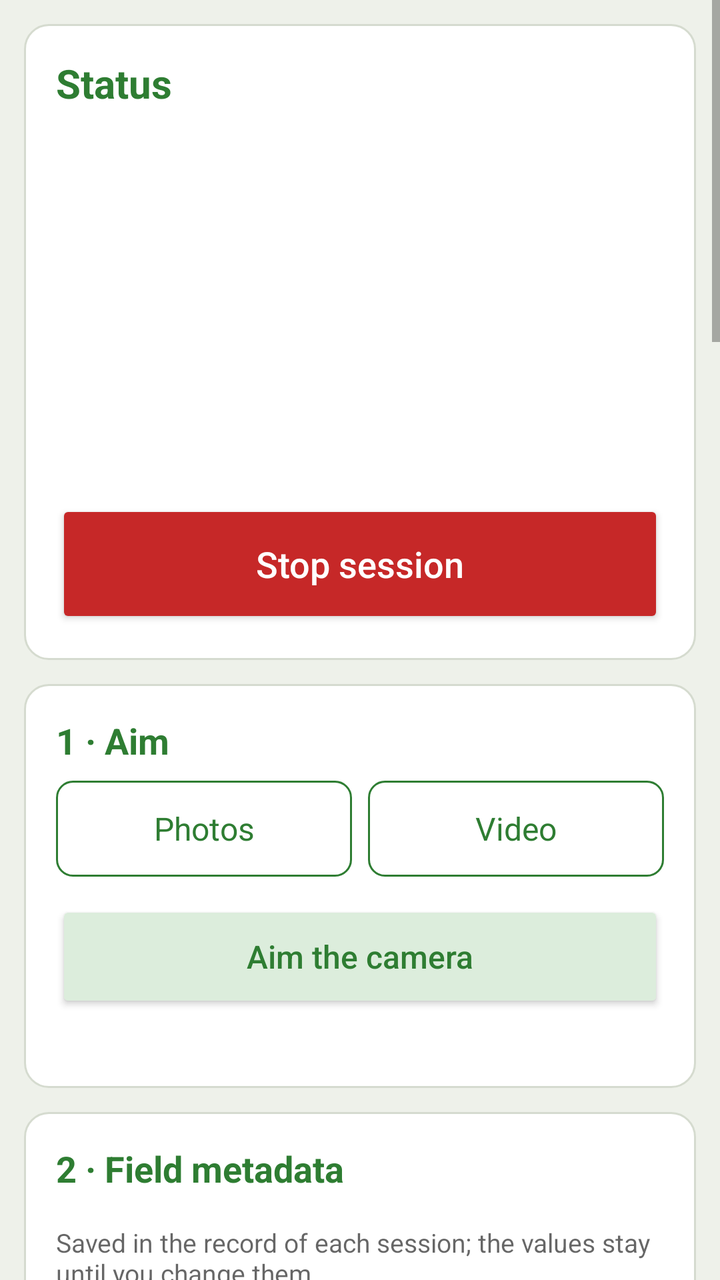
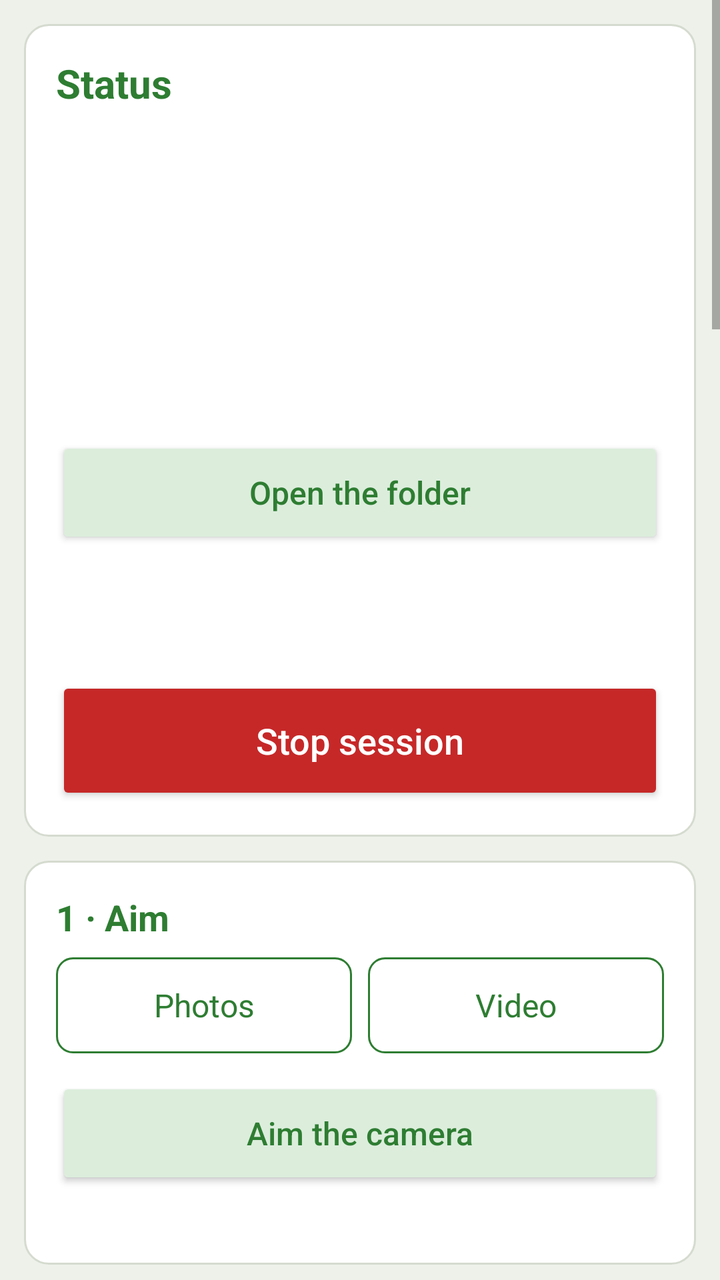

Compare the two renders of this Android layout. The source of the first and the diff that turns it into the second are given below.
<!-- AndroidManifest.xml: application theme AppTheme -->
<!-- res/layout/activity_main.xml -->
<?xml version="1.0" encoding="utf-8"?>
<ScrollView xmlns:android="http://schemas.android.com/apk/res/android"
    xmlns:tools="http://schemas.android.com/tools"
    android:id="@+id/scroll"
    android:layout_width="match_parent"
    android:layout_height="match_parent"
    android:fitsSystemWindows="true"
    tools:ignore="TooManyViews">

    <LinearLayout
        android:layout_width="match_parent"
        android:layout_height="wrap_content"
        android:orientation="vertical"
        android:padding="12dp">

        
        <LinearLayout style="@style/Card" android:layout_marginTop="0dp">
            <TextView style="@style/CardTitle" android:textSize="20sp" android:text="@string/status_title" />
            <TextView android:id="@+id/session_state" style="@style/Body" android:textStyle="bold" />
            <TextView android:id="@+id/session_status" style="@style/Body" />
            <TextView android:id="@+id/session_progress" style="@style/Body" />
            <TextView android:id="@+id/session_warning" style="@style/Body" android:textColor="@color/warning" android:textStyle="bold" />
            <LinearLayout android:id="@+id/session_checks" style="@style/Group" />
            <TextView android:id="@+id/storage" style="@style/Body" android:layout_marginTop="8dp"
                android:textSize="15sp" />
            <TextView android:id="@+id/details_toggle" style="@style/Body" android:minHeight="48dp"
                android:gravity="center_vertical" android:textColor="@color/heading" />
            <LinearLayout android:id="@+id/details" style="@style/Group" android:visibility="gone">
                <TextView android:id="@+id/last_session" style="@style/Body" android:layout_marginTop="0dp"
                    android:textSize="15sp" />
                <TextView android:id="@+id/battery" style="@style/Hint" android:layout_marginTop="8dp" />
                <TextView android:id="@+id/phone_time" style="@style/Hint" />
            </LinearLayout>
            <Button android:id="@+id/stop_session" style="@style/BigButton"
                android:backgroundTint="@color/stop" android:text="@string/stop_session" />
        </LinearLayout>

        
        <LinearLayout android:id="@+id/aim_card" style="@style/Card">
            <TextView style="@style/CardTitle" android:text="@string/card_aim" />
            <RadioGroup android:id="@+id/mode" style="@style/Segments">
                <RadioButton android:id="@+id/mode_photo" style="@style/Segment" android:text="@string/mode_photo" />
                <RadioButton android:id="@+id/mode_video" style="@style/Segment.Next" android:text="@string/mode_video" />
            </RadioGroup>
            <Button android:id="@+id/aim" style="@style/SecondaryButton" android:layout_marginTop="12dp"
                android:text="@string/aim_button" />
            <TextView android:id="@+id/aim_summary" style="@style/Hint" android:layout_marginTop="4dp" />
        </LinearLayout>

        
        <LinearLayout android:id="@+id/field_card" style="@style/Card" tools:ignore="LabelFor">
            <TextView style="@style/CardTitle.Help" android:text="@string/card_field" />
            <TextView style="@style/Hint.Help" android:text="@string/field_help" />
            
            <LinearLayout style="@style/FieldRow">
                <TextView style="@style/FieldLabel" android:text="@string/field_phone_model" />
                <TextView android:id="@+id/phone_model" style="@style/FieldValue" />
            </LinearLayout>
            <LinearLayout style="@style/FieldRow">
                <TextView style="@style/FieldLabel" android:text="@string/field_phone_id" />
                <TextView android:id="@+id/phone_id" style="@style/FieldValue" />
            </LinearLayout>
            <LinearLayout style="@style/FieldRow">
                <TextView style="@style/FieldLabel" android:labelFor="@id/site" android:text="@string/field_site" />
                <EditText android:id="@+id/site" style="@style/Field.Row" android:hint="@string/field_site_hint"
                    android:importantForAutofill="no" android:inputType="textCapSentences" tools:targetApi="o" />
            </LinearLayout>
            <LinearLayout style="@style/FieldRow">
                <TextView style="@style/FieldLabel" android:labelFor="@id/transect" android:text="@string/field_transect" />
                <EditText android:id="@+id/transect" style="@style/Field.Row" android:hint="@string/field_transect_hint"
                    android:importantForAutofill="no" android:inputType="text" tools:targetApi="o" />
            </LinearLayout>
            <LinearLayout style="@style/FieldRow">
                <TextView style="@style/FieldLabel" android:labelFor="@id/plant" android:text="@string/field_plant" />
                <EditText android:id="@+id/plant" style="@style/Field.Row" android:hint="@string/field_plant_hint"
                    android:importantForAutofill="no" android:inputType="textCapSentences" tools:targetApi="o" />
            </LinearLayout>
            <LinearLayout style="@style/FieldRow">
                <TextView style="@style/FieldLabel" android:labelFor="@id/sample_id" android:text="@string/field_sample" />
                <EditText android:id="@+id/sample_id" style="@style/Field.Row" android:hint="@string/field_optional"
                    android:importantForAutofill="no" android:inputType="text" tools:targetApi="o" />
            </LinearLayout>
            <LinearLayout style="@style/FieldRow">
                <TextView style="@style/FieldLabel" android:labelFor="@id/session_id" android:text="@string/field_session" />
                <EditText android:id="@+id/session_id" style="@style/Field.Row" android:hint="@string/field_optional"
                    android:importantForAutofill="no" android:inputType="text" tools:targetApi="o" />
            </LinearLayout>
            
            <LinearLayout android:id="@+id/custom_fields" style="@style/Group" />
            <Button android:id="@+id/custom_add" style="?android:attr/borderlessButtonStyle"
                android:layout_width="wrap_content" android:layout_height="48dp" android:textAllCaps="false"
                android:textColor="@color/heading" android:textSize="16sp" android:text="@string/custom_add_button" />
            <LinearLayout style="@style/FieldRow">
                <TextView style="@style/FieldLabel" android:labelFor="@id/latitude" android:text="@string/field_latitude" />
                <EditText android:id="@+id/latitude" style="@style/Field.Row" android:hint="@string/field_latitude_hint"
                    android:maxLength="13" android:importantForAutofill="no"
                    android:inputType="numberSigned|numberDecimal" tools:targetApi="o" />
            </LinearLayout>
            <LinearLayout style="@style/FieldRow">
                <TextView style="@style/FieldLabel" android:labelFor="@id/longitude" android:text="@string/field_longitude" />
                <EditText android:id="@+id/longitude" style="@style/Field.Row" android:hint="@string/field_longitude_hint"
                    android:maxLength="13" android:importantForAutofill="no"
                    android:inputType="numberSigned|numberDecimal" tools:targetApi="o" />
            </LinearLayout>
            <LinearLayout style="@style/FieldRow">
                <TextView style="@style/FieldLabel" android:labelFor="@id/accuracy" android:text="@string/field_accuracy" />
                <EditText android:id="@+id/accuracy" style="@style/Field.Row" android:hint="@string/field_accuracy_hint"
                    android:maxLength="7" android:importantForAutofill="no"
                    android:inputType="numberDecimal" tools:targetApi="o" />
            </LinearLayout>
            <TextView android:id="@+id/location_text" style="@style/Body" android:layout_marginTop="8dp"
                android:textSize="15sp" />
            <Button android:id="@+id/get_location" style="@style/SecondaryButton" android:text="@string/location_get" />
        </LinearLayout>

        
        <LinearLayout android:id="@+id/schedule_card" style="@style/Card">
            <TextView style="@style/CardTitle" android:text="@string/card_schedule" />
            <TextView android:id="@+id/schedule_summary" style="@style/Body" />
            <Button android:id="@+id/change" style="@style/SecondaryButton" android:text="@string/change_open" />

            <LinearLayout android:id="@+id/settings" style="@style/Group" android:visibility="gone">
                <LinearLayout android:id="@+id/photo_settings" style="@style/Group">
                    <TextView style="@style/Label.Help" android:labelFor="@id/step_s" android:text="@string/step_label" />
                    <EditText android:id="@+id/step_s" style="@style/Field" android:importantForAutofill="no"
                        android:inputType="numberDecimal" tools:targetApi="o" />
                    <TextView style="@style/Hint.Help" android:text="@string/step_hint" />

                    <TextView style="@style/Label.Help" android:labelFor="@id/burst_s" android:text="@string/burst_label" />
                    <EditText android:id="@+id/burst_s" style="@style/Field" android:importantForAutofill="no"
                        android:inputType="numberDecimal" tools:targetApi="o" />
                    <TextView style="@style/Hint.Help" android:text="@string/burst_hint" />
                </LinearLayout>

                <LinearLayout android:id="@+id/video_settings" style="@style/Group">
                    <TextView style="@style/Label.Help" android:labelFor="@id/clip_min" android:text="@string/clip_label" />
                    <EditText android:id="@+id/clip_min" style="@style/Field" android:importantForAutofill="no"
                        android:inputType="numberDecimal" tools:targetApi="o" />
                    <TextView style="@style/Hint.Help" android:text="@string/clip_hint" />

                    <TextView style="@style/Label.Help" android:text="@string/video_fps_label" />
                    <RadioGroup android:id="@+id/video_fps" style="@style/Segments">
                        <RadioButton android:id="@+id/video_fps_5" style="@style/Segment" android:text="@string/video_fps_5" />
                        <RadioButton android:id="@+id/video_fps_10" style="@style/Segment.Next" android:text="@string/video_fps_10" />
                        <RadioButton android:id="@+id/video_fps_15" style="@style/Segment.Next" android:text="@string/video_fps_15" />
                    </RadioGroup>
                    <TextView style="@style/Hint.Help" android:text="@string/video_fps_hint" />
                </LinearLayout>

                <TextView style="@style/Label.Help" android:labelFor="@id/break_min" android:text="@string/break_label" />
                <EditText android:id="@+id/break_min" style="@style/Field" android:importantForAutofill="no"
                    android:inputType="numberDecimal" tools:targetApi="o" />
                <TextView style="@style/Hint.Help" android:text="@string/break_hint" />

                <TextView style="@style/Label" android:text="@string/schedule_label" />
                <RadioGroup android:id="@+id/schedule" style="@style/Segments">
                    <RadioButton android:id="@+id/schedule_run" style="@style/Segment" android:text="@string/schedule_run" />
                    <RadioButton android:id="@+id/schedule_daily" style="@style/Segment.Next" android:text="@string/schedule_daily" />
                </RadioGroup>

                <LinearLayout android:id="@+id/run_settings" style="@style/Group">
                    <TextView style="@style/Label.Help" android:text="@string/run_label" />
                    <LinearLayout style="@style/FieldRow" android:layout_marginTop="0dp">
                        <EditText android:id="@+id/run_h" style="@style/Field.Row" android:importantForAutofill="no"
                            android:inputType="number" android:contentDescription="@string/run_hours" tools:targetApi="o" />
                        <TextView style="@style/Body" android:layout_width="wrap_content" android:layout_marginTop="0dp"
                            android:layout_marginStart="8dp" android:layout_marginEnd="16dp" android:text="@string/unit_h" />
                        <EditText android:id="@+id/run_m" style="@style/Field.Row" android:importantForAutofill="no"
                            android:inputType="number" android:contentDescription="@string/run_minutes" tools:targetApi="o" />
                        <TextView style="@style/Body" android:layout_width="wrap_content" android:layout_marginTop="0dp"
                            android:layout_marginStart="8dp" android:text="@string/unit_min" />
                    </LinearLayout>
                    <TextView style="@style/Hint.Help" android:text="@string/run_hint" />
                </LinearLayout>

                <LinearLayout android:id="@+id/daily_settings" style="@style/Group">
                    <TextView style="@style/Label.Help" android:labelFor="@id/windows" android:text="@string/windows_label" />
                    <EditText android:id="@+id/windows" style="@style/Field" android:importantForAutofill="no"
                        android:inputType="text" tools:targetApi="o" />
                    <TextView style="@style/Hint.Help" android:text="@string/windows_hint" />

                    <TextView style="@style/Label.Help" android:labelFor="@id/days" android:text="@string/days_label" />
                    <EditText android:id="@+id/days" style="@style/Field" android:importantForAutofill="no"
                        android:inputType="number" tools:targetApi="o" />
                    <TextView style="@style/Hint.Help" android:text="@string/days_hint" />
                </LinearLayout>

                <TextView style="@style/Label.Help" android:labelFor="@id/saved_side" android:text="@string/saved_side_label" />
                <EditText android:id="@+id/saved_side" style="@style/Field" android:importantForAutofill="no"
                    android:inputType="number" tools:targetApi="o" />
                <TextView style="@style/Hint.Help" android:text="@string/saved_side_hint" />

                <TextView style="@style/Label.Help" android:labelFor="@id/heat_limit_c" android:text="@string/heat_label" />
                <EditText android:id="@+id/heat_limit_c" style="@style/Field" android:importantForAutofill="no"
                    android:inputType="numberDecimal" tools:targetApi="o" />
                <TextView style="@style/Hint.Help" android:text="@string/heat_hint" />

                <Button android:id="@+id/defaults" style="@style/SecondaryButton" android:layout_marginTop="16dp"
                    android:text="@string/defaults" />
            </LinearLayout>
        </LinearLayout>

        
        <LinearLayout android:id="@+id/phone_card" style="@style/Card">
            <TextView style="@style/CardTitle" android:text="@string/card_phone" />
            <LinearLayout android:id="@+id/phone_checks" style="@style/Group" />
            <TextView style="@style/Label.Help" android:text="@string/checklist_label" />
            <TextView style="@style/Hint.Help" android:text="@string/checklist_text" />
        </LinearLayout>

        
        <TextView android:id="@+id/start_message" style="@style/Body" android:layout_marginTop="12dp"
            android:textColor="@color/warning" android:textStyle="bold" android:visibility="gone" />
        <Button android:id="@+id/start_session" style="@style/BigButton" android:text="@string/start_session" />
        <TextView android:id="@+id/start_hint" style="@style/Hint" android:layout_marginTop="4dp"
            android:text="@string/start_hint" />

        
        <Button android:id="@+id/tests_toggle" style="?android:attr/borderlessButtonStyle"
            android:textAllCaps="false" android:textColor="@color/heading"
            android:layout_width="wrap_content" android:layout_height="48dp"
            android:layout_marginTop="24dp" android:text="@string/tests_show" />

        <LinearLayout android:id="@+id/tests" style="@style/Card" android:layout_marginTop="0dp"
            android:visibility="gone">
            <TextView android:id="@+id/intro" style="@style/Body" />
            <Button android:id="@+id/take_photo" style="@style/SecondaryButton" android:text="@string/take_photo" />
            <Button android:id="@+id/speed_test" style="@style/SecondaryButton" android:text="@string/speed_test" />
            <TextView
                android:id="@+id/status"
                android:layout_width="match_parent"
                android:layout_height="wrap_content"
                android:layout_marginTop="16dp"
                android:textIsSelectable="true"
                android:textSize="14sp"
                android:typeface="monospace" />
        </LinearLayout>
    </LinearLayout>
</ScrollView>
<!-- resources referenced by this layout -->
<resources>
  <color name="heading">#FF2E7D32</color>
  <color name="stop">#FFC62828</color>
  <color name="warning">#FFB71C1C</color>
  <string name="aim_button">Aim the camera</string>
  <string name="break_label">Break between bursts or clips (min)</string>
  <string name="burst_hint">Default 60 s: longer than a typical visit (about 11 s).</string>
  <string name="burst_label">Burst length (s)</string>
  <string name="card_aim">1 · Aim</string>
  <string name="card_field">2 · Field metadata</string>
  <string name="card_phone">4 · Phone for the field</string>
  <string name="card_schedule">3 · Schedule</string>
  <string name="change_open">Change settings</string>
  <string name="checklist_label">A phone used only as a camera</string>
  <string name="clip_hint">One video file per clip. Default 5 min.</string>
  <string name="clip_label">Clip length (min)</string>
  <string name="custom_add_button">+ Add a field</string>
  <string name="days_label">Days</string>
  <string name="defaults">Default values</string>
  <string name="field_accuracy">Accuracy (m)</string>
  <string name="field_accuracy_hint">± m, optional</string>
  <string name="field_latitude">Latitude</string>
  <string name="field_latitude_hint">decimal degrees, -90 to 90</string>
  <string name="field_longitude">Longitude</string>
  <string name="field_longitude_hint">decimal degrees, -180 to 180</string>
  <string name="field_optional">optional</string>
  <string name="field_phone_id">Phone ID</string>
  <string name="field_phone_model">Phone model</string>
  <string name="field_plant">Plant</string>
  <string name="field_plant_hint">common or Latin name</string>
  <string name="field_sample">Sample ID</string>
  <string name="field_session">Session ID</string>
  <string name="field_site">Site</string>
  <string name="field_site_hint">for example Meadow 2</string>
  <string name="field_transect">Transect</string>
  <string name="field_transect_hint">for example 3</string>
  <string name="heat_label">Pause when the battery reaches (°C)</string>
  <string name="location_get">Get location</string>
  <string name="mode_photo">Photos</string>
  <string name="mode_video">Video</string>
  <string name="run_hours">Run length, hours</string>
  <string name="run_label">Run length</string>
  <string name="run_minutes">Run length, minutes</string>
  <string name="saved_side_label">Saved square side (px)</string>
  <string name="schedule_daily">Daily windows</string>
  <string name="schedule_label">Record</string>
  <string name="schedule_run">Hours from Start</string>
  <string name="speed_test">Run the speed test</string>
  <string name="start_hint">After Start, switch the screen off with the power button: the session goes on.</string>
  <string name="start_session">Start session</string>
  <string name="status_title">Status</string>
  <string name="step_hint">Time between photos in a burst. Default 2 s: a 3 s step caught about 90 % of insect visits (Edwards et al. 2015).</string>
  <string name="step_label">Photo step (s)</string>
  <string name="stop_session">Stop session</string>
  <string name="take_photo">Take one test photo</string>
  <string name="tests_show">Show the phone tests</string>
  <string name="unit_h">h</string>
  <string name="unit_min">min</string>
  <string name="video_fps_10">10</string>
  <string name="video_fps_15">15</string>
  <string name="video_fps_5">5</string>
  <string name="video_fps_label">Frames per s</string>
  <string name="windows_label">Daily windows</string>
  <color name="start">#FF2E7D32</color>
  <color name="secondary_button">#FFDCEDDC</color>
  <color name="action_bar">#FF2E7D32</color>
  <color name="status_bar">#FF1B5E20</color>
  <color name="window">#FFEEF1EA</color>
  <color name="card">#FFFFFFFF</color>
  <color name="card_edge">#FFD5DBCF</color>
  <!-- unchanged entries left out for length: 32 -->
</resources>

<!-- the commit's change to res/layout/activity_main.xml (unified diff, before → after) -->
@@ -23,6 +23,10 @@
             <LinearLayout android:id="@+id/session_checks" style="@style/Group" />
             <TextView android:id="@+id/storage" style="@style/Body" android:layout_marginTop="8dp"
                 android:textSize="15sp" />
+            
+            <RadioGroup android:id="@+id/storage_places" style="@style/Group" android:visibility="gone" />
+            <TextView android:id="@+id/storage_total" style="@style/Body" android:textSize="15sp" />
+            <Button android:id="@+id/open_folder" style="@style/SecondaryButton" android:text="@string/open_folder" />
             <TextView android:id="@+id/details_toggle" style="@style/Body" android:minHeight="48dp"
                 android:gravity="center_vertical" android:textColor="@color/heading" />
             <LinearLayout android:id="@+id/details" style="@style/Group" android:visibility="gone">
<!-- resource entries referenced after the edit -->
@@ -39,6 +39,7 @@
   <string name="location_get">Get location</string>
   <string name="mode_photo">Photos</string>
   <string name="mode_video">Video</string>
+  <string name="open_folder">Open the folder</string>
   <string name="run_hours">Run length, hours</string>
   <string name="run_label">Run length</string>
   <string name="run_minutes">Run length, minutes</string>
